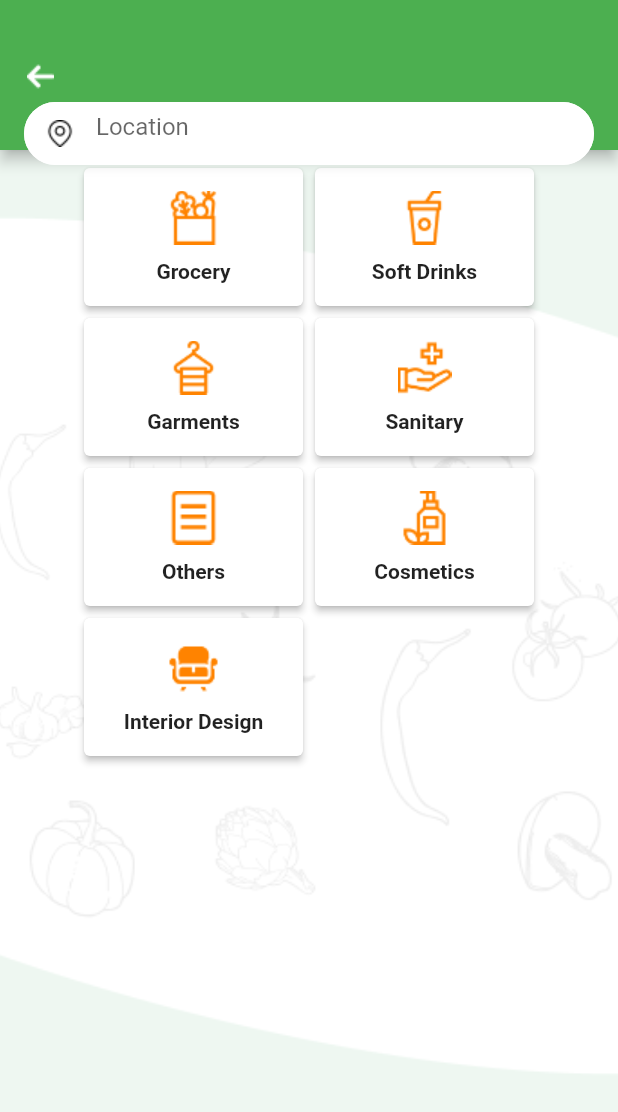
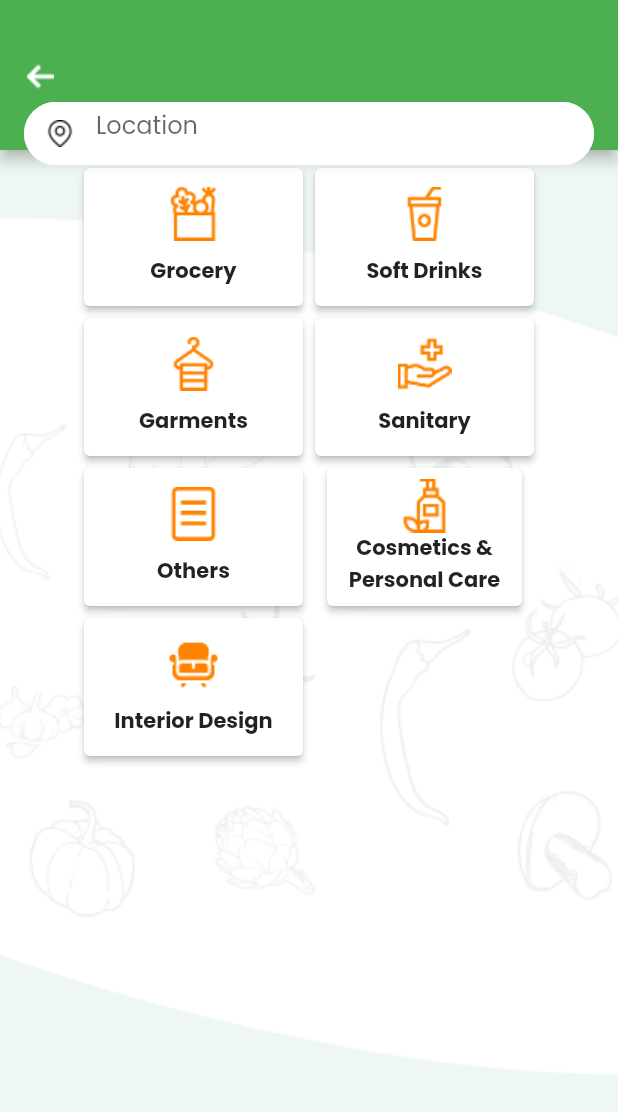
Before and after one commit to saurabhmdh/ekirana_user_flutter, a Flutter app: the screen it shows after launch, on a phone screen of 412 x 824 dp. Shown: the top 1112 px of the screen. Run offline on Flutter 3.47's test engine with Material 2 defaults, Android fonts, the phone set to English and light mode, and no system bars.

Commit message:
Changed font

```diff
--- a/lib/main.dart
+++ b/lib/main.dart
@@ -10,6 +10,7 @@ class EkiranaApp extends StatelessWidget {
   Widget build(BuildContext context) {
 
     return MaterialApp(
+      theme: ThemeData(fontFamily: 'Poppins'),
       initialRoute: "/home",
       routes: {
         '/home': (context) => HomeScreen()
--- a/lib/screens/HomeScreen.dart
+++ b/lib/screens/HomeScreen.dart
@@ -30,6 +30,7 @@ class HomeScreen extends StatelessWidget {
                       padding: const EdgeInsets.only(left: 16,right: 16, top: 8),
                       child: TextField(
                         cursorColor: Colors.black,
+                        textAlign: TextAlign.left,
                         decoration: InputDecoration(
                             enabledBorder: OutlineInputBorder(
                                 borderRadius: BorderRadius.circular(30),
@@ -111,7 +112,7 @@ class HomeScreen extends StatelessWidget {
                         children: [
                           Image(image: ResizeImage(AssetImage('assets/images/others_icon.png'),width: 36,height: 36)),
                           SizedBox(height: 10,),
-                          Text("Others",style: TextStyle(fontWeight: FontWeight.bold),),
+                          Text("Others",style: TextStyle(fontWeight: FontWeight.bold)),
                         ],
                       ),
                     ),
@@ -160,7 +161,7 @@ class HomeScreen extends StatelessWidget {
                         children: [
                           Image(image: ResizeImage(AssetImage('assets/images/sanitary_icon.png'),width: 36,height: 36)),
                           SizedBox(height: 10,),
-                          Text("Sanitary",style: TextStyle(fontWeight: FontWeight.bold),),
+                          Text("Sanitary",style: TextStyle(fontWeight: FontWeight.bold)),
                         ],
                       ),
                     ),
@@ -168,14 +169,14 @@ class HomeScreen extends StatelessWidget {
                   Container(
                     width: 154,
                     height: 100,
+                    padding: EdgeInsets.only(left: 8, right: 8),
                     child: const Card(
                       elevation: 2,
                       child: Column(
                         mainAxisAlignment: MainAxisAlignment.center,
                         children: [
                           Image(image: ResizeImage(AssetImage('assets/images/cosmetics_icon.png'),width: 36,height: 36)),
-                          SizedBox(height: 10,),
-                          Text("Cosmetics",style: TextStyle(fontWeight: FontWeight.bold),),
+                          Text("Cosmetics & Personal Care",style: TextStyle(fontWeight: FontWeight.bold ), textAlign: TextAlign.center,),
                         ],
                       ),
                     ),
```
Also changed, not shown: pubspec.yaml (+11 -0 lines), assets/fonts/Poppins-Bold.ttf (added), assets/fonts/Poppins-Light.ttf (added), assets/fonts/Poppins-Regular.ttf (added), assets/fonts/Poppins-SemiBold.ttf (added).
